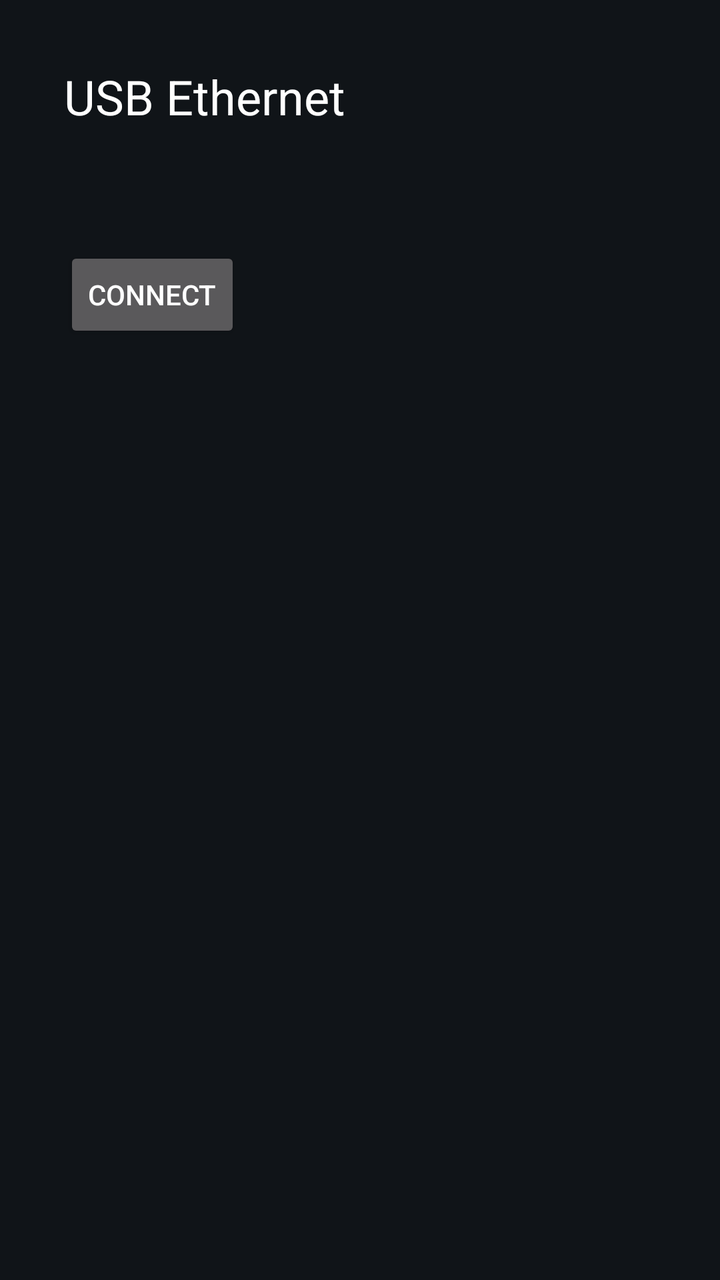
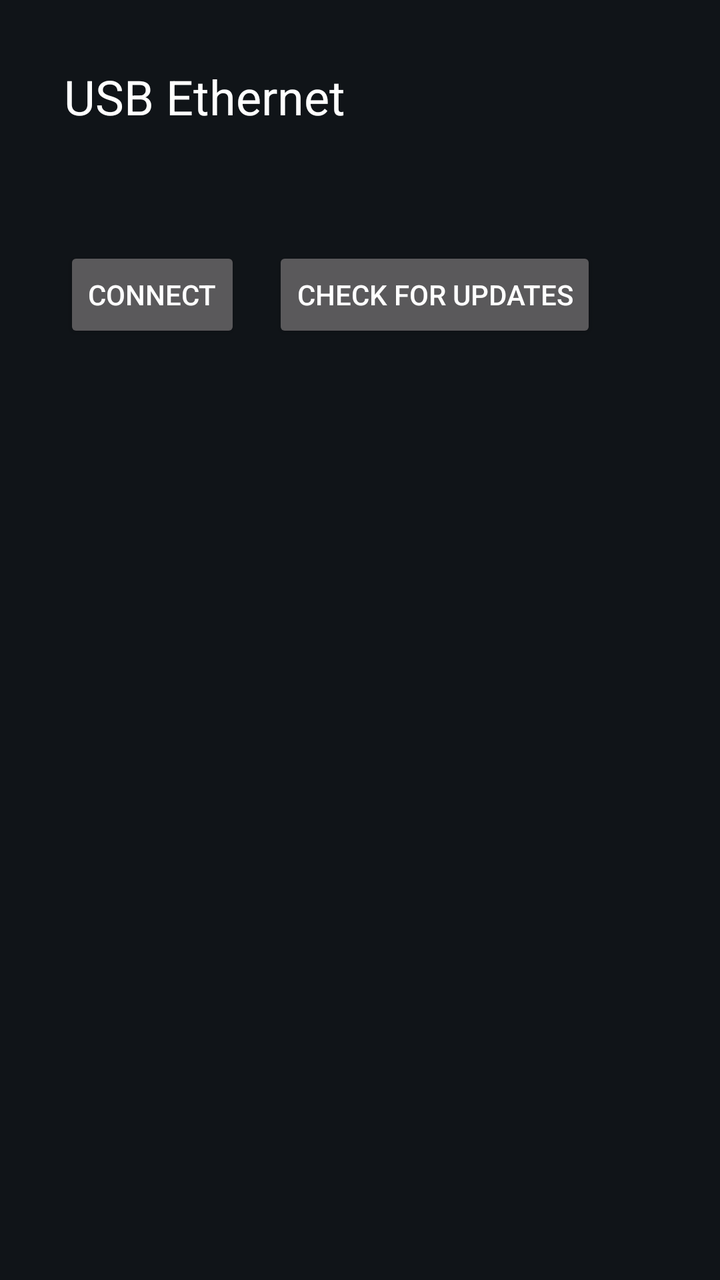

An Android layout rendered at two revisions. The XML below is the earlier revision; the diff shows what the commit changed to produce the second picture.
<!-- AndroidManifest.xml: application theme Theme.AppCompat.NoActionBar -->
<!-- res/layout/activity_main.xml -->
<?xml version="1.0" encoding="utf-8"?>
<ScrollView xmlns:android="http://schemas.android.com/apk/res/android"
    android:layout_width="match_parent"
    android:layout_height="match_parent"
    android:background="#101418"
    android:padding="32dp">
    <LinearLayout
        android:layout_width="match_parent"
        android:layout_height="wrap_content"
        android:orientation="vertical">
        <TextView
            android:id="@+id/status"
            android:layout_width="match_parent"
            android:layout_height="wrap_content"
            android:textColor="#FFFFFF"
            android:textSize="24sp"
            android:text="USB Ethernet" />
        <TextView
            android:id="@+id/warn"
            android:layout_width="match_parent"
            android:layout_height="wrap_content"
            android:layout_marginTop="16dp"
            android:background="#3A2E00"
            android:padding="16dp"
            android:textColor="#FFD54F"
            android:textSize="18sp"
            android:visibility="gone" />
        <TextView
            android:id="@+id/log"
            android:layout_width="match_parent"
            android:layout_height="wrap_content"
            android:layout_marginTop="16dp"
            android:fontFamily="monospace"
            android:textColor="#B0BEC5"
            android:textSize="14sp" />
        <Button
            android:id="@+id/btn"
            android:layout_width="wrap_content"
            android:layout_height="wrap_content"
            android:layout_marginTop="24dp"
            android:text="Connect" />
        <TextView
            android:id="@+id/credits"
            android:layout_width="match_parent"
            android:layout_height="wrap_content"
            android:layout_marginTop="32dp"
            android:textColor="#78909C"
            android:textSize="14sp" />
    </LinearLayout>
</ScrollView>
<!-- resources referenced by this layout -->
<resources>

</resources>

<!-- the commit's change to res/layout/activity_main.xml (unified diff, before → after) -->
@@ -33,12 +33,23 @@
             android:fontFamily="monospace"
             android:textColor="#B0BEC5"
             android:textSize="14sp" />
-        <Button
-            android:id="@+id/btn"
+        <LinearLayout
             android:layout_width="wrap_content"
             android:layout_height="wrap_content"
             android:layout_marginTop="24dp"
-            android:text="Connect" />
+            android:orientation="horizontal">
+            <Button
+                android:id="@+id/btn"
+                android:layout_width="wrap_content"
+                android:layout_height="wrap_content"
+                android:text="Connect" />
+            <Button
+                android:id="@+id/update"
+                android:layout_width="wrap_content"
+                android:layout_height="wrap_content"
+                android:layout_marginStart="16dp"
+                android:text="Check for updates" />
+        </LinearLayout>
         <TextView
             android:id="@+id/credits"
             android:layout_width="match_parent"
